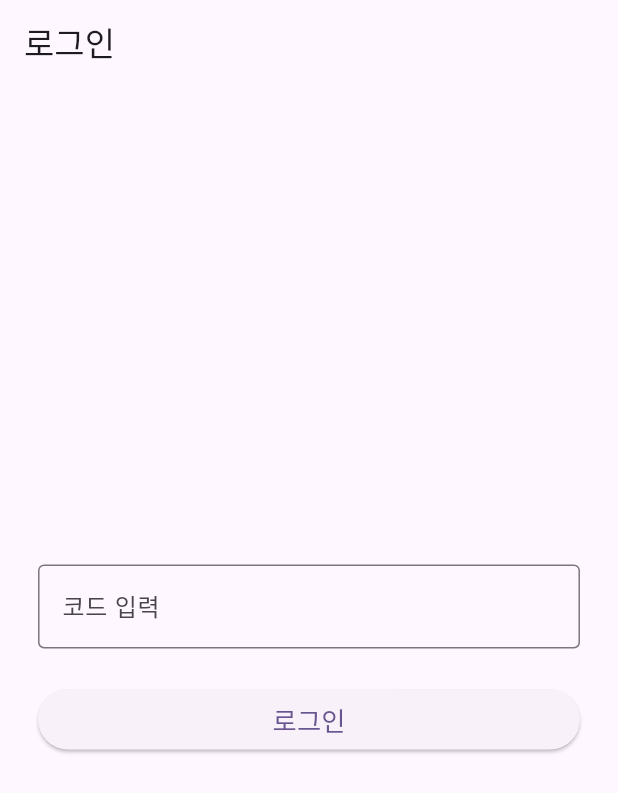
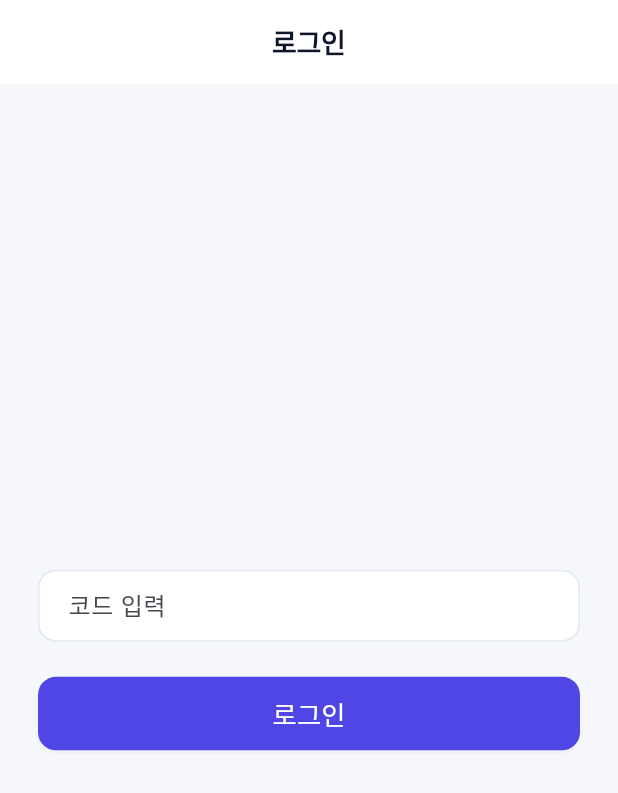
Before and after one commit to angry-dev/smile-monitoring, a Flutter app: the screen it shows after launch, on a phone screen of 412 x 824 dp. Shown: the top 793 px of the screen. Run offline on Flutter 3.47's test engine with Material 3 defaults, Android fonts, the phone set to English and light mode, and no system bars; our stand-ins replace cloud_firestore, firebase_core, flutter_riverpod, flutter_screenutil, shared_preferences; accounts and stored records are empty.

Commit message:
디자인 수정

```diff
--- /dev/null
+++ b/lib/constant/app_theme.dart
@@ -0,0 +1,160 @@
+import 'package:flutter/material.dart';
+
+/// Central place for design tokens and theme configuration.
+class AppColors {
+  static const Color primary = Color(0xFF4F46E5); // indigo
+  static const Color secondary = Color(0xFF22C55E); // green accent
+  static const Color background = Color(0xFFF6F7FB);
+  static const Color surface = Colors.white;
+  static const Color textPrimary = Color(0xFF0F172A);
+  static const Color textSecondary = Color(0xFF475569);
+  static const Color border = Color(0xFFE2E8F0);
+  static const Color shadow = Color(0xFF0F172A);
+}
+
+class AppRadius {
+  static const double sm = 8;
+  static const double md = 12;
+  static const double lg = 16;
+}
+
+class AppSpacing {
+  static const double xs = 8;
+  static const double sm = 12;
+  static const double md = 16;
+  static const double lg = 20;
+  static const double xl = 24;
+}
+
+class AppTextStyles {
+  static const TextStyle headline = TextStyle(
+    fontSize: 24,
+    fontWeight: FontWeight.w700,
+    letterSpacing: -0.3,
+    color: AppColors.textPrimary,
+  );
+
+  static const TextStyle title = TextStyle(
+    fontSize: 18,
+    fontWeight: FontWeight.w600,
+    letterSpacing: -0.2,
+    color: AppColors.textPrimary,
+  );
+
+  static const TextStyle body = TextStyle(
+    fontSize: 14,
+    fontWeight: FontWeight.w500,
+    letterSpacing: 0,
+    color: AppColors.textSecondary,
+  );
+}
+
+class AppTheme {
+  static ThemeData light = ThemeData(
+    useMaterial3: true,
+    colorScheme: ColorScheme.fromSeed(
+      seedColor: AppColors.primary,
+      brightness: Brightness.light,
+      surface: AppColors.surface,
+      background: AppColors.background,
+    ),
+    scaffoldBackgroundColor: AppColors.background,
+    textTheme: const TextTheme(
+      headlineSmall: AppTextStyles.headline,
+      titleMedium: AppTextStyles.title,
+      bodyMedium: AppTextStyles.body,
+    ),
+    appBarTheme: const AppBarTheme(
+      elevation: 0,
+      backgroundColor: AppColors.surface,
+      surfaceTintColor: Colors.transparent,
+      centerTitle: true,
+      titleTextStyle: AppTextStyles.title,
+      iconTheme: IconThemeData(color: AppColors.textPrimary),
+    ),
+    cardTheme: CardTheme(
+      color: AppColors.surface,
+      elevation: 0,
+      shape: RoundedRectangleBorder(
+        borderRadius: BorderRadius.circular(AppRadius.lg),
+        side: const BorderSide(color: AppColors.border),
+      ),
+      shadowColor: AppColors.shadow.withOpacity(0.05),
+      surfaceTintColor: Colors.transparent,
+      margin: EdgeInsets.zero,
+    ),
+    inputDecorationTheme: InputDecorationTheme(
+      filled: true,
+      fillColor: AppColors.surface,
+      contentPadding: const EdgeInsets.symmetric(
+        vertical: AppSpacing.sm,
+        horizontal: AppSpacing.md,
+      ),
+      border: OutlineInputBorder(
+        borderRadius: BorderRadius.circular(AppRadius.md),
+        borderSide: const BorderSide(color: AppColors.border),
+      ),
+      enabledBorder: OutlineInputBorder(
+        borderRadius: BorderRadius.circular(AppRadius.md),
+        borderSide: const BorderSide(color: AppColors.border),
+      ),
+      focusedBorder: OutlineInputBorder(
+        borderRadius: BorderRadius.circular(AppRadius.md),
+        borderSide: const BorderSide(color: AppColors.primary, width: 1.6),
+      ),
+      hintStyle: const TextStyle(
+        color: AppColors.textSecondary,
+        fontWeight: FontWeight.w400,
+      ),
+    ),
+    elevatedButtonTheme: ElevatedButtonThemeData(
+      style: ElevatedButton.styleFrom(
+        backgroundColor: AppColors.primary,
+        foregroundColor: Colors.white,
+        padding: const EdgeInsets.symmetric(
+          vertical: AppSpacing.sm,
+          horizontal: AppSpacing.lg,
+        ),
+        shape: RoundedRectangleBorder(
+          borderRadius: BorderRadius.circular(AppRadius.md),
+        ),
+        elevation: 1,
+        shadowColor: AppColors.shadow.withOpacity(0.12),
+      ),
+    ),
+    filledButtonTheme: FilledButtonThemeData(
+      style: FilledButton.styleFrom(
+        backgroundColor: AppColors.primary,
+        foregroundColor: Colors.white,
+        padding: const EdgeInsets.symmetric(
+          vertical: AppSpacing.sm,
+          horizontal: AppSpacing.lg,
+        ),
+        shape: RoundedRectangleBorder(
+          borderRadius: BorderRadius.circular(AppRadius.md),
+        ),
+      ),
+    ),
+    textButtonTheme: TextButtonThemeData(
+      style: TextButton.styleFrom(
+        foregroundColor: AppColors.primary,
+        padding: const EdgeInsets.symmetric(
+          vertical: AppSpacing.xs,
+          horizontal: AppSpacing.sm,
+        ),
+      ),
+    ),
+    dividerColor: AppColors.border,
+    dividerTheme: const DividerThemeData(space: AppSpacing.md),
+    listTileTheme: const ListTileThemeData(
+      shape: RoundedRectangleBorder(
+        borderRadius: BorderRadius.all(Radius.circular(AppRadius.md)),
+      ),
+      titleTextStyle: AppTextStyles.body,
+      subtitleTextStyle: TextStyle(
+        fontSize: 12,
+        color: AppColors.textSecondary,
+      ),
+    ),
+  );
+}
--- a/lib/main.dart
+++ b/lib/main.dart
@@ -1,11 +1,13 @@
 import 'package:flutter/material.dart';
 import 'package:flutter_app/firebase_options.dart';
+import 'package:flutter_riverpod/flutter_riverpod.dart';
 import 'package:flutter_screenutil/flutter_screenutil.dart';
-import 'package:flutter_riverpod/flutter_riverpod.dart';
 import 'package:firebase_core/firebase_core.dart';
+
+import 'constant/app_prefs.dart';
+import 'constant/app_theme.dart';
+import 'page/admin_home_page.dart';
 import 'page/login_page.dart';
-import 'constant/app_prefs.dart';
-import 'page/admin_home_page.dart';
 import 'page/user_list_page.dart';
 
 void main() async {
@@ -39,10 +41,7 @@ class MyApp extends StatelessWidget {
         return MaterialApp(
           debugShowCheckedModeBanner: false,
           title: 'Flutter Demo',
-          theme: ThemeData(
-            colorScheme: ColorScheme.fromSeed(seedColor: Colors.deepPurple),
-            useMaterial3: true,
-          ),
+          theme: AppTheme.light,
           home: home,
         );
       },
--- a/lib/widget/cust_data_table.dart
+++ b/lib/widget/cust_data_table.dart
@@ -26,14 +26,13 @@ class BrokerDataTable extends StatelessWidget {
   Widget build(BuildContext context) {
     return SizedBox(
       width: double.infinity,
-      child: ListView.separated(
+      child: ListView.builder(
         itemCount: brokers.length,
-        separatorBuilder: (context, idx) =>
-            Divider(height: 1.h, color: Colors.grey),
         itemBuilder: (context, index) {
           final broker = brokers[index];
-          return SizedBox(
-            width: double.infinity,
+          return Card(
+            margin: EdgeInsets.symmetric(vertical: 2.h, horizontal: 8.w),
+            // width: double.infinity,
             child: ListTile(
               title: Text(broker.name,
                   style:
```
